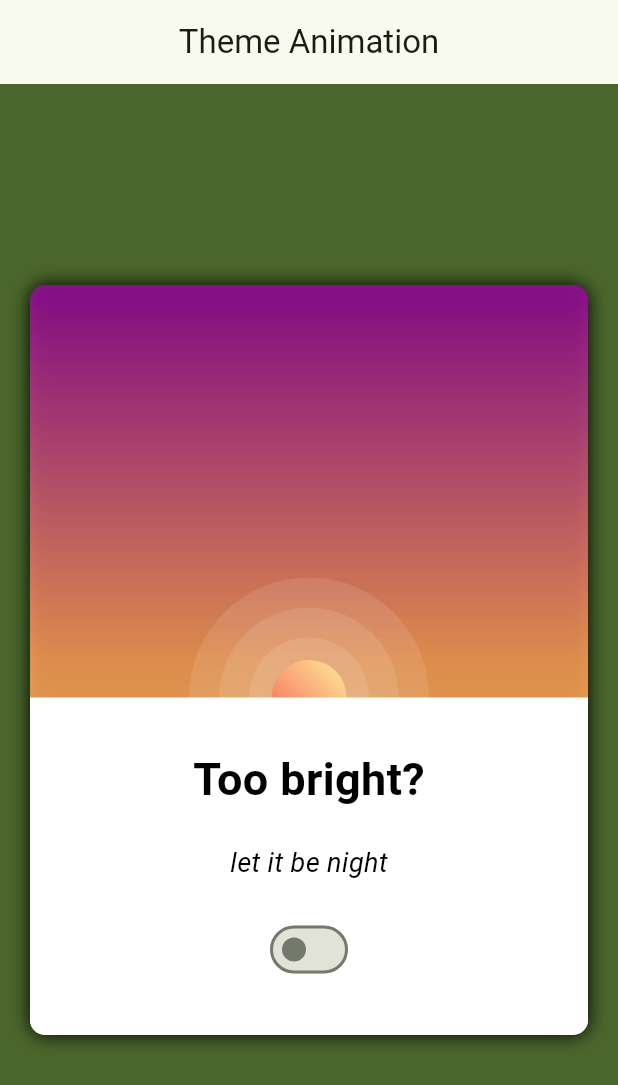
After one commit to Lurchfresser/learn_flutter_1_udemy, a Flutter app: the ThemeAnimationScreen screen opened directly, on a phone screen of 412 x 824 dp. The commit adds this screen. Shown: the top 1085 px of the screen. Run offline on Flutter 3.47's test engine with Material 2 defaults, Android fonts, the phone set to English and light mode, and no system bars.

Commit message:
finished Dark mode Animation (Video f65)

```diff
--- a/lib/bottom_navigation.dart
+++ b/lib/bottom_navigation.dart
@@ -2,6 +2,7 @@ import 'package:flutter/material.dart';
 import 'package:learn_flutter_1/presentation/counter/counter_screen.dart';
 import 'package:learn_flutter_1/presentation/list/list_screen.dart';
 import 'package:learn_flutter_1/presentation/quiz/quiz_screen.dart';
+import 'package:learn_flutter_1/presentation/theme_animation/theme_animation_screen.dart';
 import 'package:learn_flutter_1/presentation/widget_examples/widget_examples_screen.dart';
 
 class RootBottomNavigation extends StatefulWidget {
@@ -24,6 +25,7 @@ class _RootBottomNavigationState extends State<RootBottomNavigation> {
           CounterScreen(),
           QuizScreen(),
           WidgetExamplesScreen(),
+          ThemeAnimationScreen(),
         ],
       ),
       bottomNavigationBar: BottomNavigationBar(
@@ -42,6 +44,7 @@ class _RootBottomNavigationState extends State<RootBottomNavigation> {
           BottomNavigationBarItem(icon: Icon(Icons.add), label: 'Counter'),
           BottomNavigationBarItem(icon: Icon(Icons.question_answer), label: 'Quiz'),
           BottomNavigationBarItem(icon: Icon(Icons.star), label: 'Example Screen'),
+          BottomNavigationBarItem(icon: Icon(Icons.color_lens), label: 'Theme Animation'),
         ],
       ),
     );
--- /dev/null
+++ b/lib/presentation/theme_animation/theme_animation_screen.dart
@@ -0,0 +1,165 @@
+import 'package:flutter/material.dart';
+import 'package:learn_flutter_1/application/theme_service.dart';
+import 'package:learn_flutter_1/presentation/components/dark_mode_switch.dart';
+import 'package:learn_flutter_1/presentation/theme_animation/widgets/star.dart';
+import 'package:learn_flutter_1/presentation/theme_animation/widgets/sun.dart';
+import 'package:provider/provider.dart';
+
+import 'widgets/moon.dart';
+
+class ThemeAnimationScreen extends StatelessWidget {
+  const ThemeAnimationScreen({super.key});
+
+  @override
+  Widget build(BuildContext context) {
+    return Scaffold(
+      appBar: AppBar(
+        title: const Text("Theme Animation"),
+        centerTitle: true,
+      ),
+      backgroundColor: Theme.of(context).colorScheme.primary,
+      body: Consumer<ThemeService>(
+        builder: (context, themeService, child) {
+          return Center(
+            child: Padding(
+              padding: const EdgeInsets.symmetric(horizontal: 20),
+              child: Container(
+                height: 500,
+                decoration: BoxDecoration(
+                  boxShadow: const [
+                    BoxShadow(color: Colors.black, blurRadius: 10),
+                  ],
+                  borderRadius: BorderRadius.circular(10),
+                  color: Theme.of(context).colorScheme.secondary,
+                  gradient: LinearGradient(
+                    begin: Alignment.bottomCenter,
+                    end: Alignment.topCenter,
+                    colors: themeService.isDark
+                        ? const [
+                            Color(0xFF94A9FF),
+                            Color(0xFF6B66CC),
+                            Color(0xFF200F75),
+                          ]
+                        : const [
+                            Color(0xDDFFFA66),
+                            Color(0xDDFFA057),
+                            Color(0xDD940B99)
+                          ],
+                  ),
+                ),
+                child: Stack(
+                  children: [
+                    Positioned(
+                      top: 70,
+                      right: 50,
+                      child: AnimatedOpacity(
+                          duration: const Duration(milliseconds: 300),
+                          opacity: themeService.isDark ? 1 : 0,
+                          child: const Star()),
+                    ),
+                    Positioned(
+                      top: 150,
+                      left: 60,
+                      child: AnimatedOpacity(
+                          duration: const Duration(milliseconds: 300),
+                          opacity: themeService.isDark ? 1 : 0,
+                          child: const Star()),
+                    ),
+                    Positioned(
+                      top: 40,
+                      left: 100,
+                      child: AnimatedOpacity(
+                          duration: const Duration(milliseconds: 300),
+                          opacity: themeService.isDark ? 1 : 0,
+                          child: const Star()),
+                    ),
+                    Positioned(
+                      top: 50,
+                      left: 50,
+                      child: AnimatedOpacity(
+                          duration: const Duration(milliseconds: 300),
+                          opacity: themeService.isDark ? 1 : 0,
+                          child: const Star()),
+                    ),
+                    Positioned(
+                      top: 100,
+                      right: 200,
+                      child: AnimatedOpacity(
+                          duration: const Duration(milliseconds: 300),
+                          opacity: themeService.isDark ? 1 : 0,
+                          child: const Star()),
+                    ),
+                    AnimatedPositioned(
+                      duration: const Duration(milliseconds: 300),
+                      top: themeService.isDark ? 100 : 130,
+                      right: themeService.isDark ? 100 : -40,
+                      child: AnimatedOpacity(
+                          duration: const Duration(milliseconds: 300),
+                          opacity: themeService.isDark ? 1 : 0,
+                          child: const Moon()),
+                    ),
+                    AnimatedPadding(
+                      duration: const Duration(milliseconds: 200),
+                      padding: EdgeInsets.only(
+                          top: themeService.isDark ? 110 : 50.0),
+                      child: const Center(child: Sun()),
+                    ),
+                    Align(
+                      alignment: Alignment.bottomCenter,
+                      child: Container(
+                        height: 225,
+                        width: double.infinity,
+                        decoration: BoxDecoration(
+                          color: themeService.isDark
+                              ? Colors.grey[850]
+                              : Colors.white,
+                          borderRadius: const BorderRadius.only(
+                            bottomLeft: Radius.circular(10),
+                            bottomRight: Radius.circular(10),
+                          ),
+                        ),
+                        child: Column(
+                            mainAxisAlignment: MainAxisAlignment.center,
+                            children: [
+                              Text(
+                                  themeService.isDark
+                                      ? "Too dark?"
+                                      : "Too bright?",
+                                  style: TextStyle(
+                                    fontSize: 30,
+                                    fontWeight: FontWeight.bold,
+                                    color: themeService.isDark
+                                        ? Colors.white
+                                        : Colors.black,
+                                  )),
+                              const SizedBox(
+                                height: 21,
+                              ),
+                              Text(
+                                  themeService.isDark
+                                      ? "raise the sun"
+                                      : "let it be night",
+                                  style: TextStyle(
+                                    fontSize: 18,
+                                    fontStyle: FontStyle.italic,
+                                    color: themeService.isDark
+                                        ? Colors.white
+                                        : Colors.black,
+                                  )),
+                              const SizedBox(
+                                height: 21,
+                              ),
+                              const DarkModeSwitch()
+                            ]),
+                      ),
+                    )
+                  ],
+                ),
+              ),
+            ),
+          );
+        },
+      ),
+    );
+  }
+}
--- /dev/null
+++ b/lib/presentation/theme_animation/widgets/moon.dart
@@ -0,0 +1,23 @@
+import 'package:flutter/material.dart';
+
+class Moon extends StatelessWidget {
+  const Moon({super.key});
+
+  @override
+  Widget build(BuildContext context) {
+    return Container(
+        height: 30,
+        width: 30,
+        decoration: const BoxDecoration(
+          shape: BoxShape.circle,
+          gradient: LinearGradient(
+            colors: [
+              Color(0xFF8983F7),
+              Color(0xFFA3DAFB),
+            ],
+            begin: Alignment.bottomLeft,
+            end: Alignment.topRight,
+          ),
+        ));
+  }
+}
--- /dev/null
+++ b/lib/presentation/theme_animation/widgets/star.dart
@@ -0,0 +1,24 @@
+import 'package:flutter/material.dart';
+
+class Star extends StatelessWidget {
+  const Star({super.key});
+
+  @override
+  Widget build(BuildContext context) {
+    return Container(
+      width: 2,
+      height: 2,
+      decoration: BoxDecoration(
+        shape: BoxShape.circle,
+        color: const Color(0xFFC9E9FC),
+        boxShadow: [
+          BoxShadow(
+            color: const Color(0xFFC9E9FC).withOpacity(0.5),
+            spreadRadius: 5,
+            blurRadius: 7,
+            offset: const Offset(0, 0),
+          )
+        ]
+    ));
+  }
+}
--- /dev/null
+++ b/lib/presentation/theme_animation/widgets/sun.dart
@@ -0,0 +1,33 @@
+import 'package:flutter/material.dart';
+import 'package:learn_flutter_1/presentation/theme_animation/widgets/sun_shine.dart';
+
+class Sun extends StatelessWidget {
+  const Sun({super.key});
+
+  @override
+  Widget build(BuildContext context) {
+    return SunShine(
+      radius: 160,
+      child: SunShine(
+        radius: 120,
+        child: SunShine(
+          radius: 80,
+          child: Container(
+              height: 50,
+              width: 50,
+              decoration: const BoxDecoration(
+                shape: BoxShape.circle,
+                gradient: LinearGradient(
+                  colors: [
+                    Color(0xDDFC554F),
+                    Color(0xDDFFF79E),
+                  ],
+                  begin: Alignment.bottomLeft,
+                  end: Alignment.topRight,
+                ),
+              )),
+        ),
+      ),
+    );
+  }
+}
--- /dev/null
+++ b/lib/presentation/theme_animation/widgets/sun_shine.dart
@@ -0,0 +1,22 @@
+import 'package:flutter/material.dart';
+
+class SunShine extends StatelessWidget {
+  final double radius;
+  final Widget child;
+  const SunShine({super.key, required this.radius, required this.child});
+
+  @override
+  Widget build(BuildContext context) {
+    return Container(
+      width: radius,
+      height: radius,
+      decoration: BoxDecoration(
+        shape: BoxShape.circle,
+        color: Colors.white.withOpacity(0.1),
+      ),
+      child: Center(
+        child: child,
+      ),
+    );
+  }
+}
```
